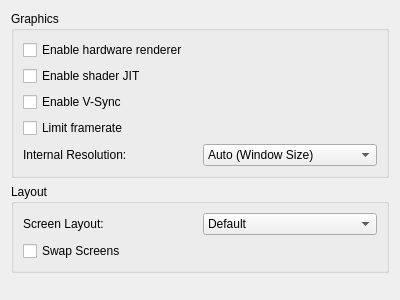
Before: the Qt Designer form src/yuzu/configuration/configure_graphics.ui in rorrim-rorrim/eden-alt, drawn with Qt 5.
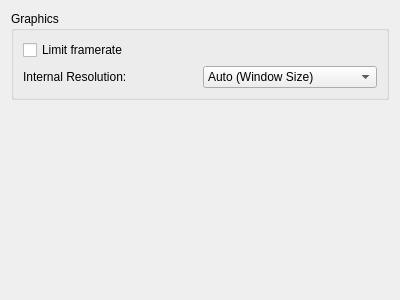
After: the same form once the commit is applied.

```diff
--- a/src/yuzu/configuration/configure_graphics.ui
+++ b/src/yuzu/configuration/configure_graphics.ui
@@ -22,27 +22,6 @@
         <string>Graphics</string>
        </property>
        <layout class="QVBoxLayout" name="verticalLayout_2">
-        <item>
-         <widget class="QCheckBox" name="toggle_hw_renderer">
-          <property name="text">
-           <string>Enable hardware renderer</string>
-          </property>
-         </widget>
-        </item>
-        <item>
-         <widget class="QCheckBox" name="toggle_shader_jit">
-          <property name="text">
-           <string>Enable shader JIT</string>
-          </property>
-         </widget>
-        </item>
-        <item>
-         <widget class="QCheckBox" name="toggle_vsync">
-          <property name="text">
-           <string>Enable V-Sync</string>
-          </property>
-         </widget>
-        </item>
         <item>
          <widget class="QCheckBox" name="toggle_framelimit">
           <property name="text">
@@ -125,61 +104,6 @@
      </item>
     </layout>
    </item>
-   <item>
-    <widget class="QGroupBox" name="layoutBox">
-     <property name="title">
-      <string>Layout</string>
-     </property>
-     <layout class="QHBoxLayout" name="horizontalLayout_3">
-      <item>
-       <layout class="QVBoxLayout" name="verticalLayout_4">
-        <item>
-         <layout class="QHBoxLayout" name="horizontalLayout_4">
-          <item>
-           <widget class="QLabel" name="label1">
-            <property name="text">
-             <string>Screen Layout:</string>
-            </property>
-           </widget>
-          </item>
-          <item>
-           <widget class="QComboBox" name="layout_combobox">
-            <item>
-             <property name="text">
-              <string>Default</string>
-             </property>
-            </item>
-            <item>
-             <property name="text">
-              <string>Single Screen</string>
-             </property>
-            </item>
-            <item>
-             <property name="text">
-              <string>Large Screen</string>
-             </property>
-            </item>
-            <item>
-             <property name="text">
-              <string>Side by Side</string>
-             </property>
-            </item>
-           </widget>
-          </item>
-         </layout>
-        </item>
-        <item>
-         <widget class="QCheckBox" name="swap_screen">
-          <property name="text">
-           <string>Swap Screens</string>
-          </property>
-         </widget>
-        </item>
-       </layout>
-      </item>
-     </layout>
-    </widget>
-   </item>
    <item>
     <spacer name="verticalSpacer">
      <property name="orientation">
```
Left out of the diff: 9 changed lines with no effect on the pictures. Lines whose indentation alone changed are shown as unchanged.
